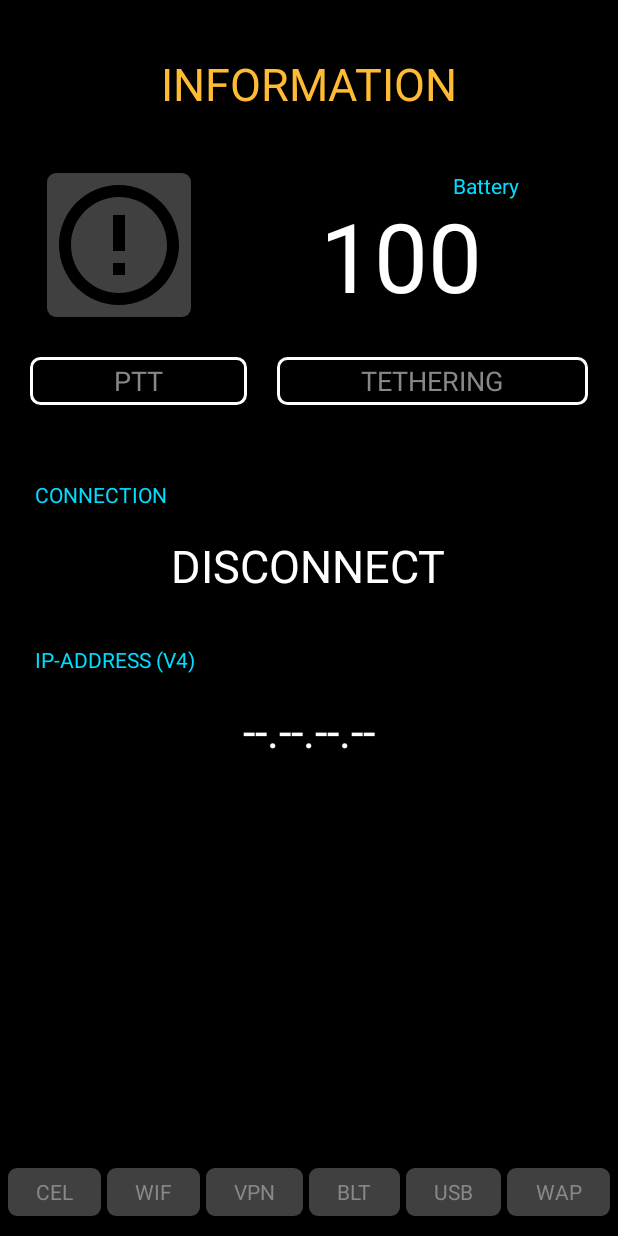
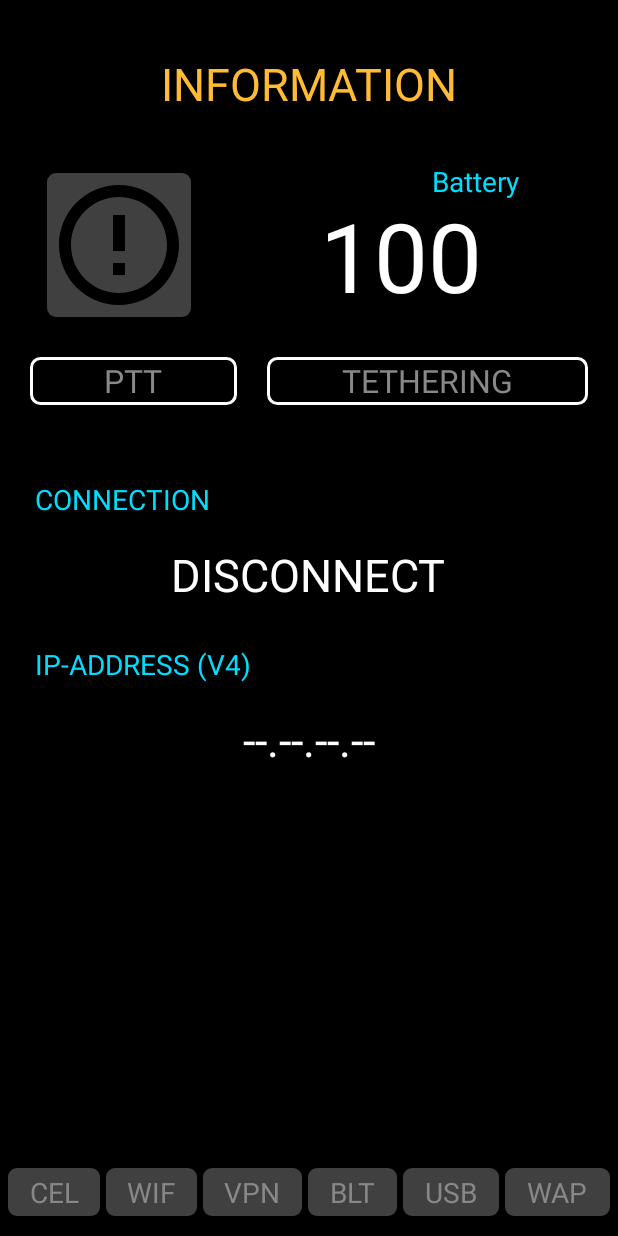
Before and after one commit to salty919/atom-tethering-service, an Android app: the screen it shows after launch (MainActivity), on a phone screen of 412 x 824 dp. Run offline under Robolectric (Android 15) with nearby library versions, the phone set to English and light mode, and no system bars; network calls fail.

Commit message:
version 1.4.190304 font-scale 1.30固定（暫定版）

```diff
--- a/AtomApp/app/src/main/java/com/salty919/atomTethringUI/MainActivity.java
+++ b/AtomApp/app/src/main/java/com/salty919/atomTethringUI/MainActivity.java
@@ -4,6 +4,8 @@ import android.content.ComponentName;
 import android.content.Context;
 import android.content.Intent;
 import android.content.ServiceConnection;
+import android.content.res.Configuration;
+import android.content.res.Resources;
 import android.graphics.Bitmap;
 import android.graphics.BitmapFactory;
 import android.net.Uri;
@@ -14,6 +16,7 @@ import android.support.v4.view.ViewPager;
 import android.support.v7.app.AppCompatActivity;
 import android.os.Bundle;
 import android.util.Base64;
+import android.util.DisplayMetrics;
 import android.util.Log;
 import android.view.KeyEvent;
 import android.view.View;
@@ -165,6 +168,8 @@ public class MainActivity extends AppCompatActivity implements ServiceConnection
             mBoot = false;
         }
 
+        adjustFontScale(1.30f);
+
         // プリファレンス管理生成＆コールバック登録
         mPreference = new AtomPreference(getApplicationContext());
 
@@ -223,6 +228,24 @@ public class MainActivity extends AppCompatActivity implements ServiceConnection
         doBindService();
     }
 
+    public void adjustFontScale(float scale)
+    {
+        Resources res = this.getResources();
+        Configuration configuration = res.getConfiguration();
+
+        if (scale != configuration.fontScale)
+        {
+            Log.w(TAG, "fontScale = " + configuration.fontScale + " -> " + scale);
+
+            configuration.fontScale = scale;
+            DisplayMetrics metrics = getResources().getDisplayMetrics();
+            WindowManager wm = (WindowManager) getSystemService(WINDOW_SERVICE);
+            wm.getDefaultDisplay().getMetrics(metrics);
+            metrics.scaledDensity = configuration.fontScale * metrics.density;
+            res.updateConfiguration(configuration, metrics);
+        }
+    }
+
     /***********************************************************************************************
      *
      *  ACTIVITY#START                 アクティビティが開始
@@ -247,6 +270,7 @@ public class MainActivity extends AppCompatActivity implements ServiceConnection
     public void onResume()
     {
         Log.w(TAG,"onResume");
+
 
         //---------------------------------------------------------
         // FULL SCREEN
--- a/AtomApp/atomTetheringService/build.gradle
+++ b/AtomApp/atomTetheringService/build.gradle
@@ -6,8 +6,8 @@ android {
     defaultConfig {
         minSdkVersion 27
         targetSdkVersion 27
-        versionCode 8
-        versionName "190301"
+        versionCode 9
+        versionName "190304"
 
     }
 
```
Also changed, not shown: 1 other file.
